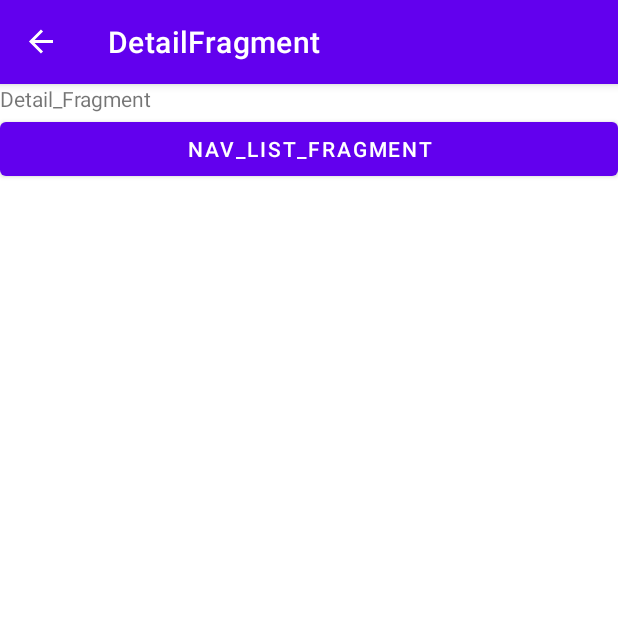
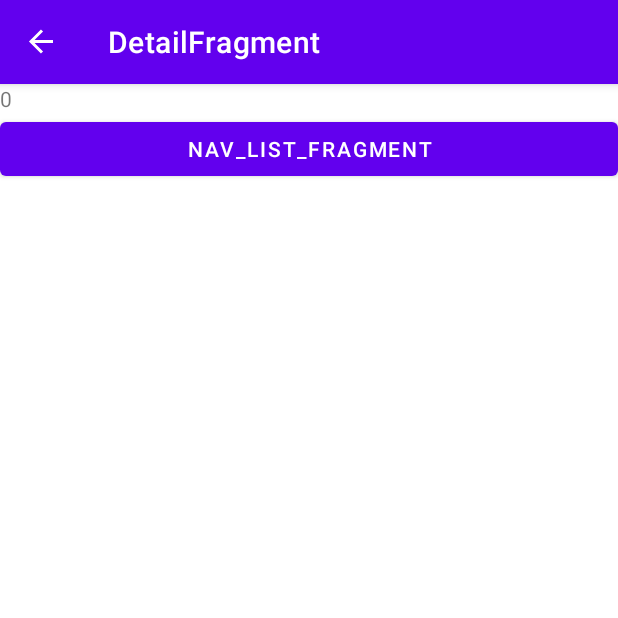
Before and after one commit to maturiKarthik/JetPackDogsApp, an Android app: the DetailFragment screen opened through its navigation route, on a phone screen of 412 x 824 dp, the top half of it. Run offline under Robolectric (Android 15) with nearby library versions, the phone set to English and light mode, and no system bars; our stand-ins replace data binding, navigation-ui.

Commit message:
Passing argument between Fragment.

```diff
--- a/app/src/main/java/com/example/jetpackdogs/view/DetailFragment.kt
+++ b/app/src/main/java/com/example/jetpackdogs/view/DetailFragment.kt
@@ -8,15 +8,12 @@ import androidx.fragment.app.Fragment
 import com.example.jetpackdogs.R
 import com.example.jetpackdogs.Utils.NavigationUtil
 import kotlinx.android.synthetic.main.fragment_detail.*
+import kotlinx.android.synthetic.main.fragment_list.*
 
 
 class DetailFragment : Fragment() {
 
-
-    override fun onCreate(savedInstanceState: Bundle?) {
-        super.onCreate(savedInstanceState)
-
-    }
+    private var dogUUID = 0
 
     override fun onCreateView(
         inflater: LayoutInflater, container: ViewGroup?,
@@ -28,6 +25,13 @@ class DetailFragment : Fragment() {
 
     override fun onViewCreated(view: View, savedInstanceState: Bundle?) {
         super.onViewCreated(view, savedInstanceState)
+
+        //Getting Arguments
+        arguments?.let {
+            dogUUID = DetailFragmentArgs.fromBundle(it).dogUuid
+            text.text = dogUUID.toString()
+        }
+
         detail_button.setOnClickListener {
             // Simple code to perform the Navigation The Directions class are generated from the navigation.xml file
             val actionToListView = DetailFragmentDirections.actionDetailFragmentToListFragment()
--- a/app/src/main/java/com/example/jetpackdogs/view/ListFragment.kt
+++ b/app/src/main/java/com/example/jetpackdogs/view/ListFragment.kt
@@ -27,6 +27,9 @@ class ListFragment : Fragment() {
         super.onViewCreated(view, savedInstanceState)
         list_button.setOnClickListener {
             val actionDetailDirection = ListFragmentDirections.actionListFragmentToDetailFragment()
+            //After rebuilding the project.
+            actionDetailDirection.dogUuid = 534 // Adding the argument
+
             NavigationUtil.navigationTransaction(it,actionDetailDirection)
         }
     }
--- a/app/src/main/res/layout/fragment_detail.xml
+++ b/app/src/main/res/layout/fragment_detail.xml
@@ -9,6 +9,7 @@
         tools:context=".view.ListFragment">
 
         <TextView
+            android:id="@+id/text"
             android:text="Detail_Fragment"
             android:layout_width="match_parent"
             android:layout_height="wrap_content"/>
--- a/app/src/main/res/navigation/dog_navigation.xml
+++ b/app/src/main/res/navigation/dog_navigation.xml
@@ -1,12 +1,13 @@
 <?xml version="1.0" encoding="utf-8"?>
 <navigation xmlns:android="http://schemas.android.com/apk/res/android"
-    xmlns:app="http://schemas.android.com/apk/res-auto" android:id="@+id/dog_navigation"
+    xmlns:app="http://schemas.android.com/apk/res-auto"
+    android:id="@+id/dog_navigation"
     app:startDestination="@id/listFragment">
 
     <fragment
         android:id="@+id/listFragment"
         android:name="com.example.jetpackdogs.view.ListFragment"
-        android:label="ListFragment" >
+        android:label="ListFragment">
         <action
             android:id="@+id/action_listFragment_to_detailFragment"
             app:destination="@id/detailFragment" />
@@ -14,9 +15,13 @@
     <fragment
         android:id="@+id/detailFragment"
         android:name="com.example.jetpackdogs.view.DetailFragment"
-        android:label="DetailFragment" >
+        android:label="DetailFragment">
         <action
             android:id="@+id/action_detailFragment_to_listFragment"
             app:destination="@id/listFragment" />
+        <argument
+            android:name="dogUuid"
+            app:argType="integer"
+            android:defaultValue="0" />
     </fragment>
 </navigation>
```
